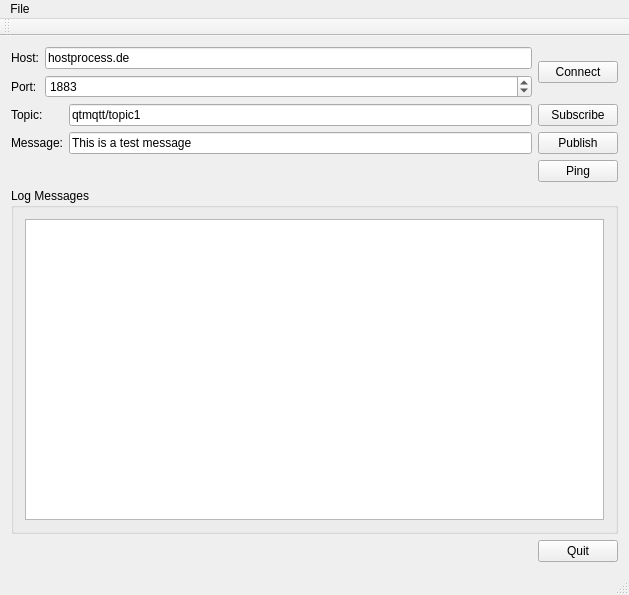
qt/qtmqtt, file examples/mqtt/subscriptions/mainwindow.ui: the form before one commit.
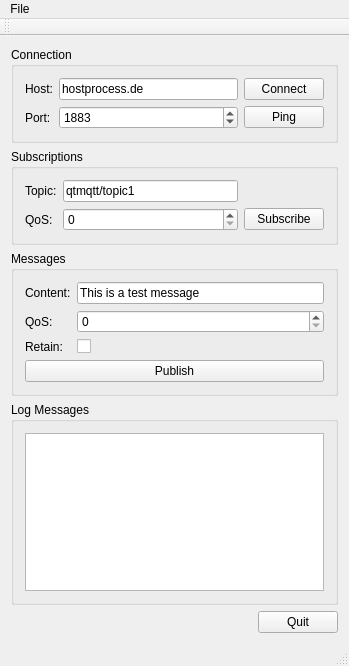
The form after the commit.

The edit to the form file:
```diff
--- a/examples/mqtt/subscriptions/mainwindow.ui
+++ b/examples/mqtt/subscriptions/mainwindow.ui
@@ -6,19 +6,23 @@
    <rect>
     <x>0</x>
     <y>0</y>
-    <width>629</width>
-    <height>595</height>
+    <width>349</width>
+    <height>666</height>
    </rect>
   </property>
   <property name="windowTitle">
    <string>MainWindow</string>
   </property>
   <widget class="QWidget" name="centralWidget">
-   <layout class="QVBoxLayout" name="verticalLayout">
+   <layout class="QVBoxLayout" name="verticalLayout_4">
     <item>
-     <layout class="QHBoxLayout" name="horizontalLayout">
+     <widget class="QGroupBox" name="groupBox_3">
+      <property name="title">
+       <string>Connection</string>
+      </property>
+      <layout class="QVBoxLayout" name="verticalLayout_2">
       <item>
-       <layout class="QFormLayout" name="formLayout">
+        <layout class="QGridLayout" name="gridLayout_2">
         <item row="0" column="0">
          <widget class="QLabel" name="label">
           <property name="text">
@@ -33,14 +37,14 @@
           </property>
          </widget>
         </item>
-        <item row="2" column="0">
+         <item row="1" column="0">
          <widget class="QLabel" name="label_2">
           <property name="text">
            <string>Port:</string>
           </property>
          </widget>
         </item>
-        <item row="2" column="1">
+         <item row="1" column="1">
          <widget class="QSpinBox" name="spinBoxPort">
           <property name="maximum">
            <number>99999</number>
@@ -50,17 +54,31 @@
           </property>
          </widget>
         </item>
-       </layout>
-      </item>
-      <item>
+         <item row="0" column="2">
        <widget class="QPushButton" name="buttonConnect">
         <property name="text">
          <string>Connect</string>
         </property>
        </widget>
       </item>
-     </layout>
-    </item>
+         <item row="1" column="2">
+          <widget class="QPushButton" name="buttonPing">
+           <property name="text">
+            <string>Ping</string>
+           </property>
+          </widget>
+         </item>
+        </layout>
+       </item>
+      </layout>
+     </widget>
+    </item>
+    <item>
+     <widget class="QGroupBox" name="groupBox_2">
+      <property name="title">
+       <string>Subscriptions</string>
+      </property>
+      <layout class="QVBoxLayout" name="verticalLayout">
     <item>
      <layout class="QGridLayout" name="gridLayout">
       <item row="0" column="1">
@@ -78,41 +96,92 @@
        </widget>
       </item>
       <item row="1" column="0">
-       <widget class="QLabel" name="label_4">
+          <widget class="QLabel" name="label_5">
         <property name="text">
-         <string>Message:</string>
+            <string>QoS:</string>
+           </property>
+          </widget>
+         </item>
+         <item row="1" column="1">
+          <widget class="QSpinBox" name="spinQoS">
+           <property name="maximum">
+            <number>2</number>
         </property>
        </widget>
       </item>
       <item row="1" column="2">
-       <widget class="QPushButton" name="buttonPublish">
-        <property name="text">
-         <string>Publish</string>
-        </property>
-       </widget>
-      </item>
-      <item row="0" column="2">
        <widget class="QPushButton" name="buttonSubscribe">
         <property name="text">
          <string>Subscribe</string>
         </property>
        </widget>
       </item>
-      <item row="1" column="1">
+        </layout>
+       </item>
+      </layout>
+     </widget>
+    </item>
+    <item>
+     <widget class="QGroupBox" name="groupBox_4">
+      <property name="title">
+       <string>Messages</string>
+      </property>
+      <layout class="QVBoxLayout" name="verticalLayout_3">
+       <item>
+        <layout class="QFormLayout" name="formLayout">
+         <item row="0" column="0">
+          <widget class="QLabel" name="label_4">
+           <property name="text">
+            <string>Content:</string>
+           </property>
+          </widget>
+         </item>
+         <item row="0" column="1">
        <widget class="QLineEdit" name="lineEditMessage">
         <property name="text">
          <string>This is a test message</string>
         </property>
        </widget>
       </item>
-      <item row="2" column="2">
-       <widget class="QPushButton" name="buttonPing">
+         <item row="1" column="0">
+          <widget class="QLabel" name="label_6">
         <property name="text">
-         <string>Ping</string>
+            <string>QoS:</string>
         </property>
        </widget>
       </item>
-     </layout>
+         <item row="1" column="1">
+          <widget class="QSpinBox" name="spinQoS_2">
+           <property name="maximum">
+            <number>2</number>
+           </property>
+          </widget>
+         </item>
+         <item row="2" column="0">
+          <widget class="QLabel" name="label_7">
+           <property name="text">
+            <string>Retain:</string>
+           </property>
+          </widget>
+         </item>
+         <item row="2" column="1">
+          <widget class="QCheckBox" name="checkBoxRetain">
+           <property name="text">
+            <string/>
+           </property>
+          </widget>
+         </item>
+        </layout>
+       </item>
+       <item>
+        <widget class="QPushButton" name="buttonPublish">
+         <property name="text">
+          <string>Publish</string>
+         </property>
+        </widget>
+       </item>
+      </layout>
+     </widget>
     </item>
     <item>
      <widget class="QGroupBox" name="groupBox">
@@ -157,7 +226,7 @@
     <rect>
      <x>0</x>
      <y>0</y>
-     <width>629</width>
+     <width>349</width>
      <height>21</height>
     </rect>
    </property>
```
Left out of the diff: 14 changed lines with no effect on the pictures. Lines whose indentation alone changed are shown as unchanged.
